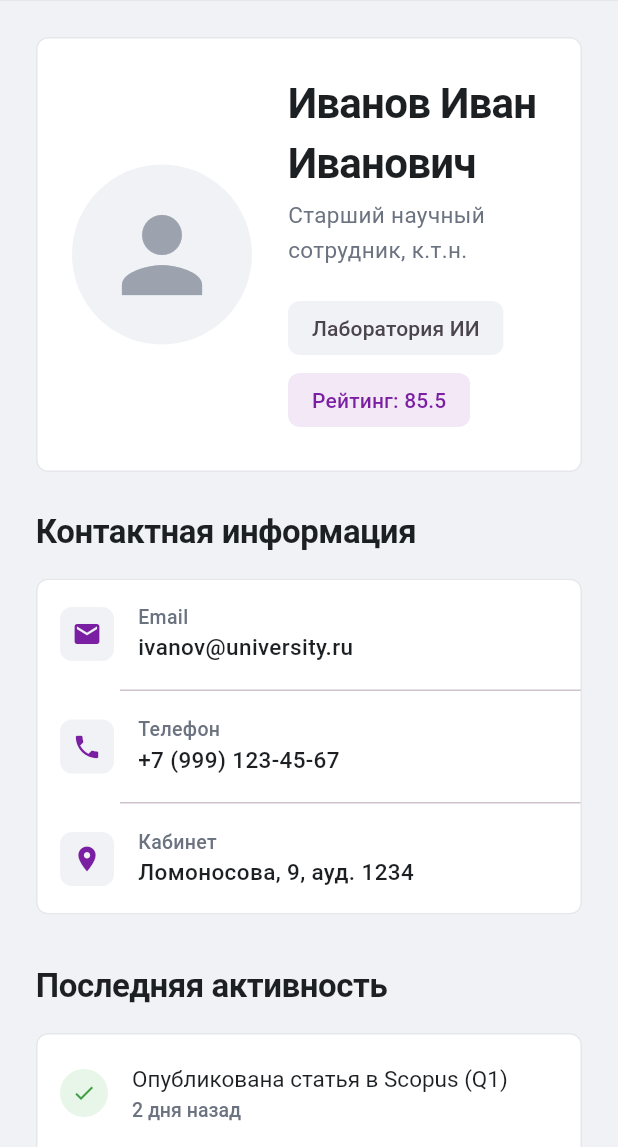
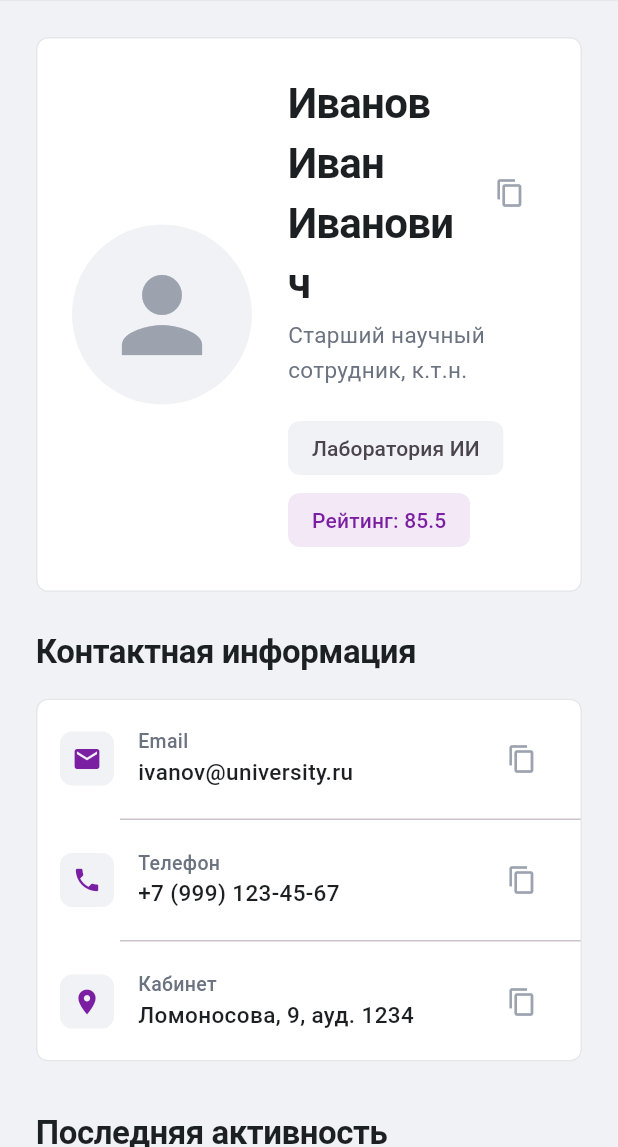
Before and after one commit to verkalacheva/research_activity_monitoring_system, a Flutter app: the screen it shows after launch, on a phone screen of 412 x 824 dp, the part 89-1236 px from its top. Run offline on Flutter 3.47's test engine with Material 3 defaults, Android fonts, the phone set to English and light mode, and no system bars; our stand-ins replace file_picker, fl_chart; missing offline and left inert: action_cable, dart:js.

Commit message:
TN-26: возможность копирования данных из карточек

```diff
--- a/frontend/lib/screens/home_screen.dart
+++ b/frontend/lib/screens/home_screen.dart
@@ -14,6 +14,7 @@ import '../theme/app_text_styles.dart';
 import '../theme/app_dimensions.dart';
 import '../widgets/custom_nav_button.dart';
 import '../services/achievement_service.dart';
+import '../utils/clipboard_helper.dart';
 
 class HomeScreen extends StatefulWidget {
   const HomeScreen({super.key});
@@ -350,9 +351,20 @@ class _HomeScreenState extends State<HomeScreen> {
                         child: Column(
                           crossAxisAlignment: CrossAxisAlignment.start,
                           children: [
-                            const Text(
+                            Row(
+                              children: [
+                                const Expanded(
+                                  child: Text(
                                     'Иванов Иван Иванович',
                                     style: AppTextStyles.h1,
+                                  ),
+                                ),
+                                IconButton(
+                                  icon: const Icon(Icons.copy, size: 20, color: AppColors.inactive),
+                                  onPressed: () => ClipboardHelper.copyToClipboard(context, 'Иванов Иван Иванович'),
+                                  tooltip: 'Копировать ФИО',
+                                ),
+                              ],
                             ),
                             const SizedBox(height: 4),
                             const Text(
@@ -441,12 +453,19 @@ class _HomeScreenState extends State<HomeScreen> {
             child: Icon(icon, color: AppColors.primary, size: 20),
           ),
           const SizedBox(width: AppDimensions.paddingMedium),
-          Column(
+          Expanded(
+            child: Column(
               crossAxisAlignment: CrossAxisAlignment.start,
               children: [
                 Text(label, style: AppTextStyles.caption),
                 Text(value, style: AppTextStyles.body.copyWith(fontWeight: FontWeight.w500)),
               ],
+            ),
+          ),
+          IconButton(
+            icon: const Icon(Icons.copy, size: 20, color: AppColors.inactive),
+            onPressed: () => ClipboardHelper.copyToClipboard(context, value),
+            tooltip: 'Копировать',
           ),
         ],
       ),
--- a/frontend/lib/screens/researcher_list_screen.dart
+++ b/frontend/lib/screens/researcher_list_screen.dart
@@ -4,6 +4,7 @@ import '../services/researcher_service.dart';
 import '../theme/app_colors.dart';
 import '../theme/app_text_styles.dart';
 import '../theme/app_dimensions.dart';
+import '../utils/clipboard_helper.dart';
 import 'researcher_form_screen.dart';
 import 'researcher_profile_screen.dart';
 
@@ -210,6 +211,11 @@ class _ResearcherListScreenState extends State<ResearcherListScreen> {
               mainAxisSize: MainAxisSize.min,
               children: [
                 IconButton(
+                  icon: const Icon(Icons.copy, size: 20, color: AppColors.inactive),
+                  onPressed: () => ClipboardHelper.copyToClipboard(context, researcher.fullName),
+                  tooltip: 'Копировать ФИО',
+                ),
+                IconButton(
                   icon: const Icon(Icons.delete, color: AppColors.error),
                   onPressed: () => _showDeleteDialog(researcher),
                 ),
```
Also changed, not shown: frontend/lib/screens/achievement_type_details_screen.dart (+16 -1 lines), frontend/lib/screens/report_screen.dart (+9 -0 lines), frontend/lib/screens/researcher_profile_screen.dart (+27 -11 lines), frontend/lib/screens/team_details_screen.dart (+27 -3 lines), frontend/lib/utils/clipboard_helper.dart (added, +20 -0 lines). Lines whose indentation alone changed are shown as unchanged.
